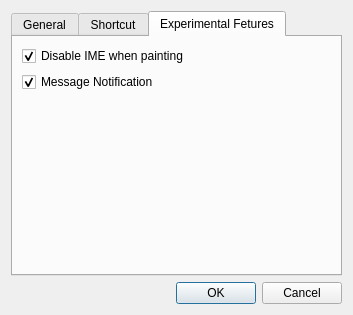
liuyanghejerry/painttyWidget, file src/painttyDesktop/widgets/configuredialog.ui: the form before one commit.
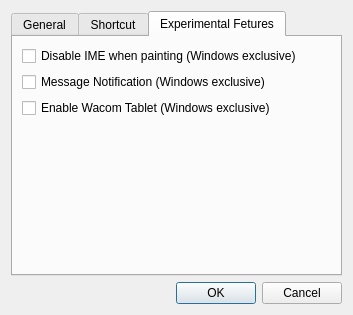
The form after the commit. The open tabs and pages were chosen to show the change.

Commit message: add: tablet configuration; update: new palette.

Patch:
```diff
--- a/src/painttyDesktop/widgets/configuredialog.ui
+++ b/src/painttyDesktop/widgets/configuredialog.ui
@@ -109,20 +109,21 @@
        <item>
         <widget class="QCheckBox" name="auto_disable_ime_checkbox">
          <property name="text">
-          <string>Disable IME when painting</string>
-         </property>
-         <property name="checked">
-          <bool>true</bool>
+          <string>Disable IME when painting (Windows exclusive)</string>
          </property>
         </widget>
        </item>
        <item>
         <widget class="QCheckBox" name="msg_notify_checkbox">
          <property name="text">
-          <string>Message Notification</string>
+          <string>Message Notification (Windows exclusive)</string>
          </property>
-         <property name="checked">
-          <bool>true</bool>
+        </widget>
+       </item>
+       <item>
+        <widget class="QCheckBox" name="enable_tablet">
+         <property name="text">
+          <string>Enable Wacom Tablet (Windows exclusive)</string>
          </property>
         </widget>
        </item>
```
Left out of the diff: 3 changed lines with no effect on the pictures. The commit also changes 8 other files.
